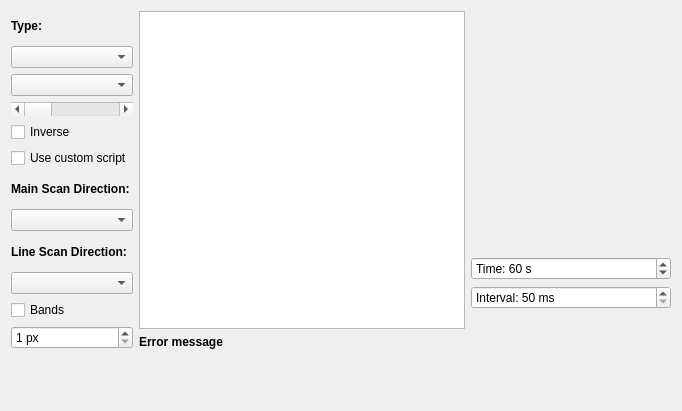
Before: the Qt Designer form controls/setup/parts/prepare/setuptabprepare.ui in riuson/lcd-image-converter, drawn with Qt 5.
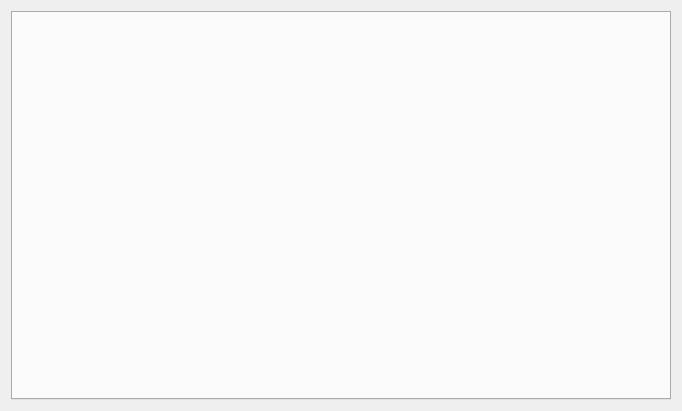
After: the same form once the commit is applied.

Commit message: Split widgets from tab 'Prepare' onto 2 tabs 'Scanning' and 'Preprocessing'

What changed in the file:
```diff
--- a/controls/setup/parts/prepare/setuptabprepare.ui
+++ b/controls/setup/parts/prepare/setuptabprepare.ui
@@ -15,266 +15,7 @@
   </property>
   <layout class="QVBoxLayout" name="verticalLayout_4">
    <item>
-    <layout class="QHBoxLayout" name="horizontalLayout">
-     <item>
-      <layout class="QVBoxLayout" name="verticalLayout">
-       <item>
-        <widget class="QLabel" name="label_4">
-         <property name="font">
-          <font>
-           <weight>75</weight>
-           <bold>true</bold>
-          </font>
-         </property>
-         <property name="text">
-          <string>Type:</string>
-         </property>
-        </widget>
-       </item>
-       <item>
-        <widget class="QComboBox" name="comboBoxConversionType">
-         <property name="sizePolicy">
-          <sizepolicy hsizetype="Preferred" vsizetype="Fixed">
-           <horstretch>0</horstretch>
-           <verstretch>0</verstretch>
-          </sizepolicy>
-         </property>
-        </widget>
-       </item>
-       <item>
-        <widget class="QComboBox" name="comboBoxMonochromeType">
-         <property name="sizePolicy">
-          <sizepolicy hsizetype="Preferred" vsizetype="Fixed">
-           <horstretch>0</horstretch>
-           <verstretch>0</verstretch>
-          </sizepolicy>
-         </property>
-        </widget>
-       </item>
-       <item>
-        <widget class="QScrollBar" name="horizontalScrollBarEdge">
-         <property name="sizePolicy">
-          <sizepolicy hsizetype="Preferred" vsizetype="Fixed">
-           <horstretch>0</horstretch>
-           <verstretch>0</verstretch>
-          </sizepolicy>
-         </property>
-         <property name="maximum">
-          <number>255</number>
-         </property>
-         <property name="orientation">
-          <enum>Qt::Horizontal</enum>
-         </property>
-        </widget>
-       </item>
-       <item>
-        <widget class="QCheckBox" name="checkBoxInverse">
-         <property name="sizePolicy">
-          <sizepolicy hsizetype="Preferred" vsizetype="Fixed">
-           <horstretch>0</horstretch>
-           <verstretch>0</verstretch>
-          </sizepolicy>
-         </property>
-         <property name="text">
-          <string>Inverse</string>
-         </property>
-        </widget>
-       </item>
-       <item>
-        <widget class="QCheckBox" name="checkBoxUseCustomScript">
-         <property name="text">
-          <string>Use custom script</string>
-         </property>
-        </widget>
-       </item>
-       <item>
-        <widget class="QLabel" name="label_11">
-         <property name="font">
-          <font>
-           <weight>75</weight>
-           <bold>true</bold>
-          </font>
-         </property>
-         <property name="text">
-          <string>Main Scan Direction:</string>
-         </property>
-        </widget>
-       </item>
-       <item>
-        <widget class="QComboBox" name="comboBoxScanMain">
-         <property name="sizePolicy">
-          <sizepolicy hsizetype="Preferred" vsizetype="Fixed">
-           <horstretch>0</horstretch>
-           <verstretch>0</verstretch>
-          </sizepolicy>
-         </property>
-        </widget>
-       </item>
-       <item>
-        <widget class="QLabel" name="label">
-         <property name="font">
-          <font>
-           <weight>75</weight>
-           <bold>true</bold>
-          </font>
-         </property>
-         <property name="text">
-          <string>Line Scan Direction:</string>
-         </property>
-        </widget>
-       </item>
-       <item>
-        <widget class="QComboBox" name="comboBoxScanSub"/>
-       </item>
-       <item>
-        <widget class="QCheckBox" name="checkBoxBands">
-         <property name="text">
-          <string>Bands</string>
-         </property>
-        </widget>
-       </item>
-       <item>
-        <widget class="QSpinBox" name="spinBoxBandWidth">
-         <property name="toolTip">
-          <string>Band Width</string>
-         </property>
-         <property name="suffix">
-          <string notr="true"> px</string>
-         </property>
-         <property name="minimum">
-          <number>1</number>
-         </property>
-         <property name="maximum">
-          <number>1048576</number>
-         </property>
-        </widget>
-       </item>
-      </layout>
-     </item>
-     <item>
-      <layout class="QVBoxLayout" name="verticalLayout_2">
-       <item>
-        <widget class="QPlainTextEdit" name="plainTextEditCustomScript"/>
-       </item>
-       <item>
-        <widget class="QLabel" name="labelErrorMessage">
-         <property name="font">
-          <font>
-           <weight>75</weight>
-           <bold>true</bold>
-          </font>
-         </property>
-         <property name="text">
-          <string notr="true">Error message</string>
-         </property>
-         <property name="wordWrap">
-          <bool>true</bool>
-         </property>
-         <property name="textInteractionFlags">
-          <set>Qt::TextSelectableByKeyboard|Qt::TextSelectableByMouse</set>
-         </property>
-        </widget>
-       </item>
-      </layout>
-     </item>
-     <item>
-      <layout class="QVBoxLayout" name="verticalLayout_3">
-       <item>
-        <spacer name="verticalSpacer_2">
-         <property name="orientation">
-          <enum>Qt::Vertical</enum>
-         </property>
-         <property name="sizeHint" stdset="0">
-          <size>
-           <width>20</width>
-           <height>40</height>
-          </size>
-         </property>
-        </spacer>
-       </item>
-       <item>
-        <widget class="QLabel" name="labelScanPreview">
-         <property name="sizePolicy">
-          <sizepolicy hsizetype="Fixed" vsizetype="Fixed">
-           <horstretch>0</horstretch>
-           <verstretch>0</verstretch>
-          </sizepolicy>
-         </property>
-         <property name="minimumSize">
-          <size>
-           <width>200</width>
-           <height>200</height>
-          </size>
-         </property>
-         <property name="text">
-          <string notr="true"/>
-         </property>
-        </widget>
-       </item>
-       <item>
-        <widget class="QSpinBox" name="spinBoxAnimationTime">
-         <property name="suffix">
-          <string> s</string>
-         </property>
-         <property name="prefix">
-          <string>Time: </string>
-         </property>
-         <property name="minimum">
-          <number>10</number>
-         </property>
-         <property name="maximum">
-          <number>3600</number>
-         </property>
-         <property name="value">
-          <number>60</number>
-         </property>
-        </widget>
-       </item>
-       <item>
-        <widget class="QSpinBox" name="spinBoxAnimationInterval">
-         <property name="suffix">
-          <string> ms</string>
-         </property>
-         <property name="prefix">
-          <string>Interval: </string>
-         </property>
-         <property name="minimum">
-          <number>50</number>
-         </property>
-         <property name="maximum">
-          <number>2000</number>
-         </property>
-        </widget>
-       </item>
-       <item>
-        <spacer name="verticalSpacer_3">
-         <property name="orientation">
-          <enum>Qt::Vertical</enum>
-         </property>
-         <property name="sizeHint" stdset="0">
-          <size>
-           <width>20</width>
-           <height>40</height>
-          </size>
-         </property>
-        </spacer>
-       </item>
-      </layout>
-     </item>
-    </layout>
-   </item>
-   <item>
-    <spacer name="verticalSpacer">
-     <property name="orientation">
-      <enum>Qt::Vertical</enum>
-     </property>
-     <property name="sizeHint" stdset="0">
-      <size>
-       <width>20</width>
-       <height>22</height>
-      </size>
-     </property>
-    </spacer>
+    <widget class="QTabWidget" name="tabWidgetPrepare"/>
    </item>
   </layout>
  </widget>
```
The commit also changes 9 other files.
